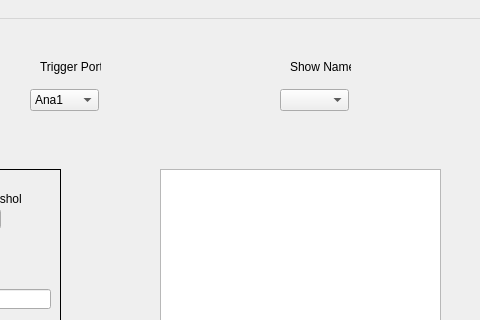
AJEdwards314/UIShowEditor, file behaviorprogramming.ui: the form before one commit; both pictures show x 320 to 800 and y 0 to 320 of the 800 by 600 pixel window.
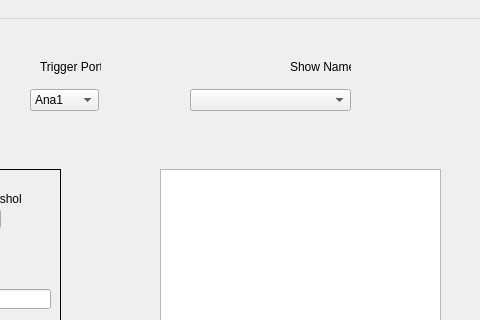
The form after the commit. Icons and pictures are not drawn.

```diff
--- a/behaviorprogramming.ui
+++ b/behaviorprogramming.ui
@@ -87,9 +87,9 @@
    <widget class="QComboBox" name="showNameMenu">
     <property name="geometry">
      <rect>
-      <x>600</x>
+      <x>510</x>
       <y>70</y>
-      <width>69</width>
+      <width>161</width>
       <height>22</height>
      </rect>
     </property>
```
